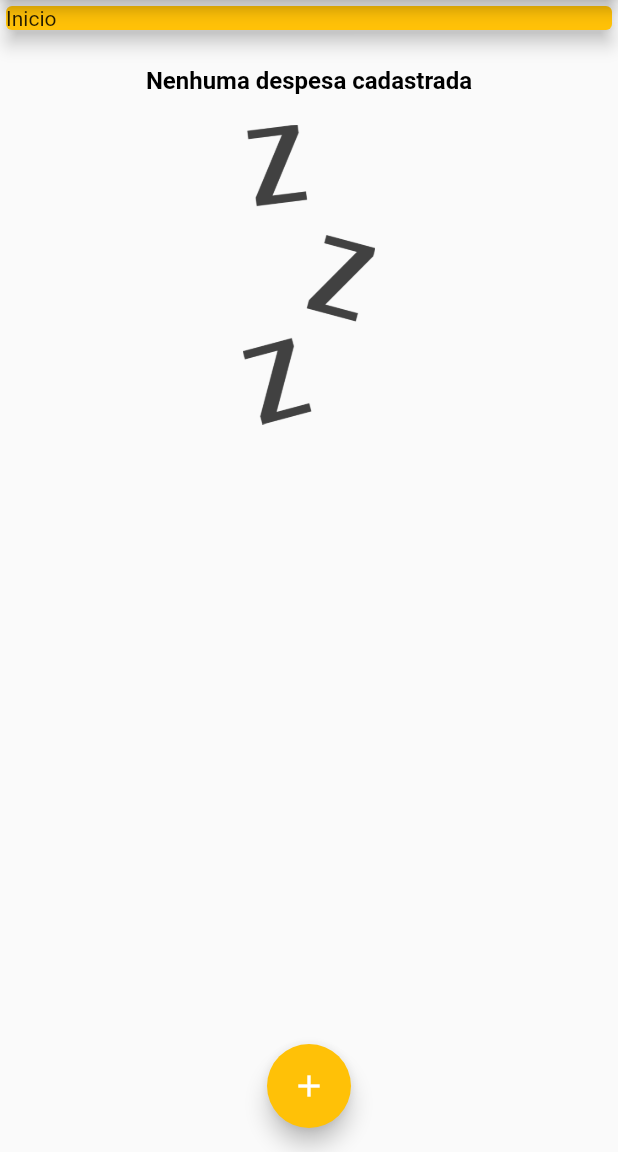
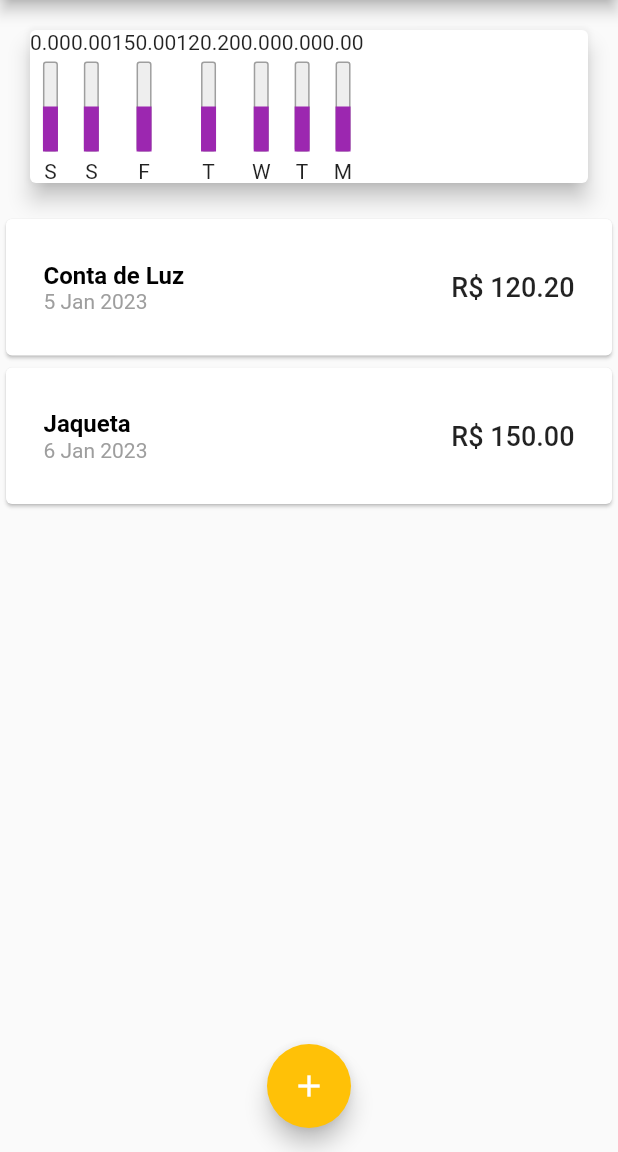
Before and after one commit to leiarafaela/expenses, a Flutter app: the screen it shows after launch, on a phone screen of 412 x 824 dp, the part 84-1236 px from its top. Run offline on Flutter 3.47's test engine with Material 2 defaults, Android fonts, the phone set to English and light mode, and no system bars; Roboto replaces fonts that are missing (OpenSans).

Commit message:
Using Chart in HomePage

```diff
--- a/lib/components/chart.dart
+++ b/lib/components/chart.dart
@@ -1,3 +1,4 @@
+import 'package:expenses/components/chart_bar.dart';
 import 'package:expenses/models/Transaction.dart';
 import 'package:flutter/material.dart';
 import 'package:intl/intl.dart';
@@ -5,10 +6,10 @@ import 'package:intl/intl.dart';
 class Chart extends StatelessWidget {
   const Chart({
     super.key,
-    required this.recentTransaction,
+    required this.recentTransactions,
   });
 
-  final List<Transaction> recentTransaction;
+  final List<Transaction> recentTransactions;
 
   List<Map<String, Object>> get groupedTransactions {
     return List.generate(
@@ -20,18 +21,18 @@ class Chart extends StatelessWidget {
 
         double totalSum = 0.0;
 
-        for (var i = 0; i < recentTransaction.length; i++) {
-          bool sameDay = recentTransaction[i].date.day == weekDay.day;
-          bool sameMonth = recentTransaction[i].date.month == weekDay.month;
-          bool sameYear = recentTransaction[i].date.month == weekDay.month;
+        for (var i = 0; i < recentTransactions.length; i++) {
+          bool sameDay = recentTransactions[i].date.day == weekDay.day;
+          bool sameMonth = recentTransactions[i].date.month == weekDay.month;
+          bool sameYear = recentTransactions[i].date.month == weekDay.month;
 
           if (sameDay && sameMonth && sameYear) {
-            totalSum += recentTransaction[i].value;
+            totalSum += recentTransactions[i].value;
           }
         }
         return {
           'day': DateFormat.E().format(weekDay)[0],
-          'value': 10.99,
+          'value': totalSum,
         };
       },
     );
@@ -43,7 +44,14 @@ class Chart extends StatelessWidget {
       elevation: 6,
       margin: const EdgeInsets.all(20),
       child: Row(
-        children: [],
+        children: groupedTransactions.map((tr) {
+          String value = tr['value'].toString();
+          return ChartBar(
+            label: tr['day'].toString(),
+            value: double.parse(value),
+            percentage: 0.5,
+          );
+        }).toList(),
       ),
     );
   }
--- a/lib/main.dart
+++ b/lib/main.dart
@@ -1,3 +1,4 @@
+import 'package:expenses/components/chart.dart';
 import 'package:flutter/material.dart';
 import 'dart:math';
 
@@ -53,19 +54,29 @@ class HomePage extends StatefulWidget {
 
 class _HomePageState extends State<HomePage> {
   final List<Transaction> _transactions = [
-    /* Transaction(
+    Transaction(
       't1',
       title: 'Conta de Luz',
       value: 120.20,
-      date: DateTime.now(),
+      date: DateTime.now().subtract(const Duration(days: 3)),
     ),
     Transaction(
       't2',
       title: 'Jaqueta',
       value: 150.00,
-      date: DateTime.now(),
-    ), */
+      date: DateTime.now().subtract(const Duration(days: 2)),
+    ),
   ];
+
+  List<Transaction> get _recentTransactions {
+    return _transactions.where((tr) {
+      return tr.date.isAfter(
+        DateTime.now().subtract(
+          const Duration(days: 7),
+        ),
+      );
+    }).toList();
+  }
 
   _addTransaction(String title, double value) {
     final newTransaction = Transaction(
@@ -107,13 +118,7 @@ class _HomePageState extends State<HomePage> {
         child: Column(
           crossAxisAlignment: CrossAxisAlignment.stretch,
           children: [
-            Container(
-              child: const Card(
-                child: Text('Inicio'),
-                color: Colors.amber,
-                elevation: 5,
-              ),
-            ),
+            Chart(recentTransactions: _recentTransactions),
             TransactionList(transactions: _transactions),
           ],
         ),
```
